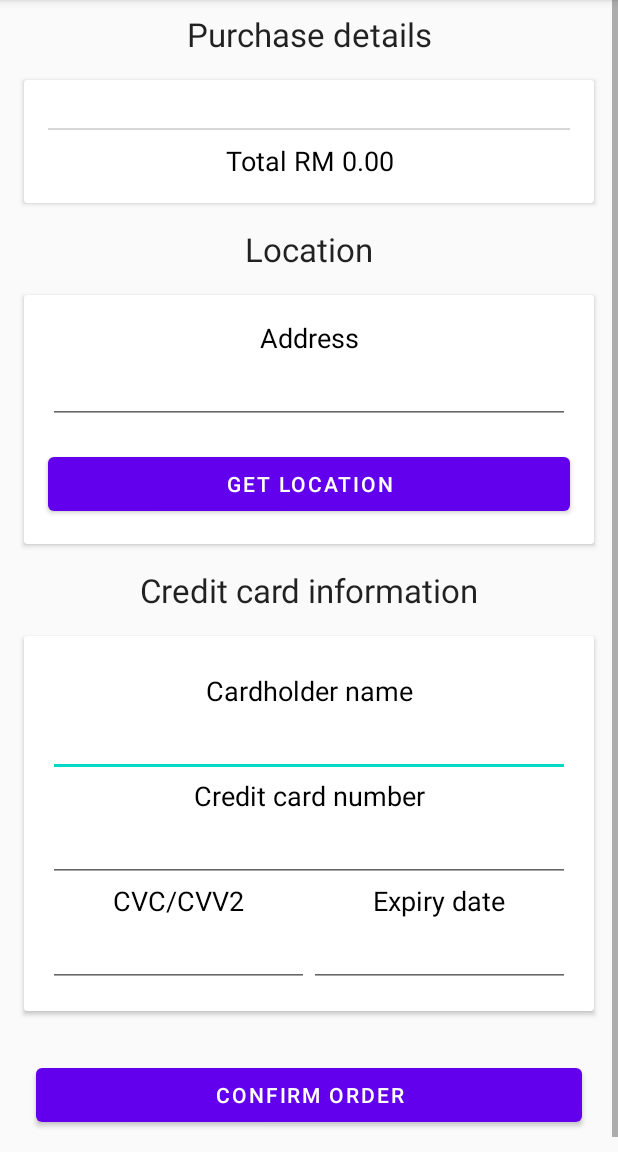
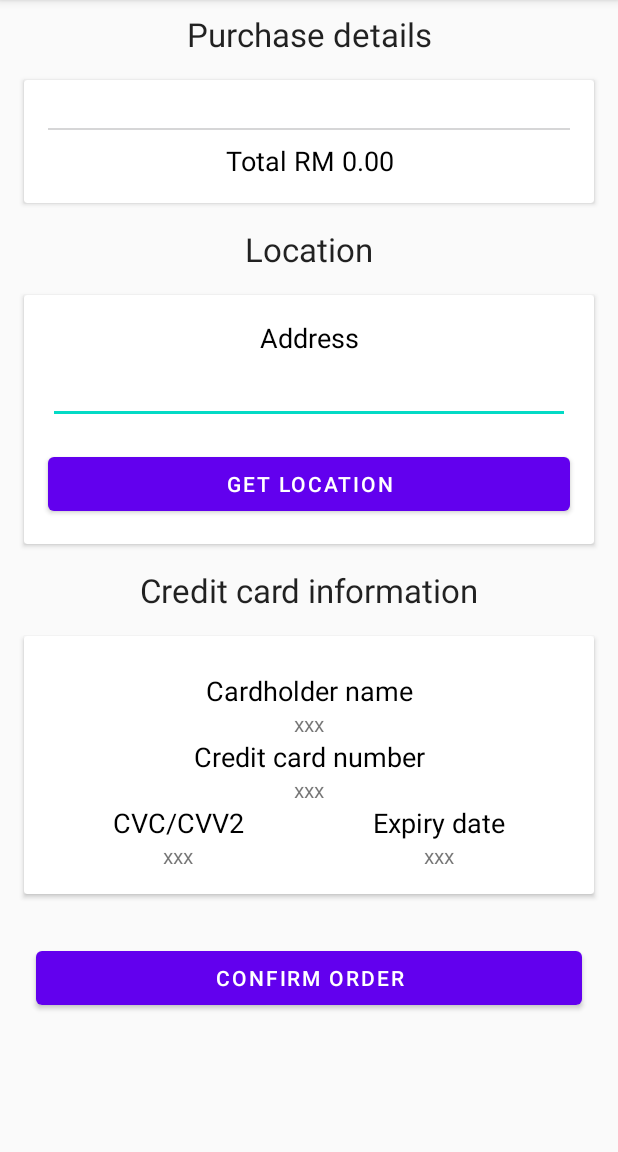
Before and after one commit to RRFdev/PaleoDelights, an Android app: the fragment ProcessPaymentFragment shown on its own in the app's theme, on a phone screen of 412 x 824 dp, the part 84-1236 px from its top. Run offline under Robolectric (Android 15) with nearby library versions, the phone set to English and light mode, and no system bars; our stand-ins replace Firebase (no records; nobody signed in at launch, a user with empty details on screens opened directly); Roboto replaces fonts that are not available here; 6 statements that could not run were skipped.

Commit message:
fixing some bugs
Signed-off-by: Rinor <rinorramlifreelance@gmail.com>

```diff
--- a/app/src/main/java/com/rrdsolutions/paleodelights/ui/processpayment/ProcessPaymentFragment.kt
+++ b/app/src/main/java/com/rrdsolutions/paleodelights/ui/processpayment/ProcessPaymentFragment.kt
@@ -57,7 +57,7 @@ class ProcessPaymentFragment : Fragment() {
         super.onViewCreated(view, savedInstanceState)
 
         getActivity()?.findViewById<androidx.constraintlayout.widget.ConstraintLayout>(R.id.loadingscreenmain2)?.visibility =
-            View.INVISIBLE
+            View.GONE
 
         vm.menu = MenuModel.menu
 
@@ -66,7 +66,8 @@ class ProcessPaymentFragment : Fragment() {
         buildPurchaseDetails(vm.menu.appetizermenu)
         buildPurchaseTotal()
 
-        val fromGetAdressFragment = activity?.getSharedPreferences("address", 0)?.getString("address", "")
+        val fromGetAdressFragment = activity?.getPreferences( 0)?.getString("address", "").toString()
+        Log.d("_pptest", "address = $fromGetAdressFragment")
         edt_address.setText(fromGetAdressFragment)
 
         locationbutton.setOnClickListener {
@@ -128,6 +129,13 @@ class ProcessPaymentFragment : Fragment() {
             }
 
         }
+    }
+
+    override fun onResume(){
+        super.onResume()
+        val fromGetAdressFragment = activity?.getPreferences( 0)?.getString("address", "").toString()
+        Log.d("_pptest", "address = $fromGetAdressFragment")
+        edt_address.setText(fromGetAdressFragment)
     }
 
     @SuppressLint("SetTextI18n")
--- a/app/src/main/java/com/rrdsolutions/paleodelights/ui/processpayment/ProcessPaymentViewModel.kt
+++ b/app/src/main/java/com/rrdsolutions/paleodelights/ui/processpayment/ProcessPaymentViewModel.kt
@@ -58,7 +58,8 @@ class ProcessPaymentViewModel: ViewModel() {
                         "eta" to eta,
                         "itemlist" to itemlist,
                         "address" to address,
-                        "status" to "IN PROGRESS"
+                        "status" to "IN PROGRESS",
+                        "rider" to ""
                     )
 
                     db.document(number).set(order)
--- a/app/src/main/res/layout/fragment_getaddress.xml
+++ b/app/src/main/res/layout/fragment_getaddress.xml
@@ -22,7 +22,8 @@
         android:layout_marginRight="24dp"
         android:ems="10"
         android:gravity="center_horizontal"
-        android:inputType="textPersonName" />
+        android:inputType="textPersonName"
+        android:textColor="@color/md_disabled_text_light_theme" />
 
     <Button
         android:id="@+id/btn"
--- a/app/src/main/res/layout/fragment_processpayment.xml
+++ b/app/src/main/res/layout/fragment_processpayment.xml
@@ -8,7 +8,8 @@
     <LinearLayout
         android:layout_width="match_parent"
         android:layout_height="match_parent"
-        android:orientation="vertical">
+        android:orientation="vertical"
+        android:visibility="visible">
 
 
         <TextView
@@ -77,7 +78,7 @@
                     android:ems="10"
                     android:gravity="center_horizontal"
                     android:inputType="textPersonName"
-                    android:text="someaddress" />
+                    android:textColor="@color/md_disabled_text_light_theme" />
 
                 <Button
                     android:id="@+id/locationbutton"
@@ -118,12 +119,12 @@
                     android:textAppearance="@style/TextAppearance.AppCompat.Medium"
                     android:textColor="@android:color/black" />
 
-                <EditText
-                    android:id="@+id/cardholdername"
+                <TextView
+                    android:id="@+id/textView3"
                     android:layout_width="match_parent"
                     android:layout_height="wrap_content"
-                    android:ems="10"
-                    android:inputType="textPersonName" />
+                    android:gravity="center"
+                    android:text="xxx" />
 
                 <TextView
                     android:id="@+id/textView17"
@@ -134,12 +135,12 @@
                     android:textAppearance="@style/TextAppearance.AppCompat.Medium"
                     android:textColor="@android:color/black" />
 
-                <EditText
-                    android:id="@+id/creditcardnumber"
+                <TextView
+                    android:id="@+id/textView4"
                     android:layout_width="match_parent"
                     android:layout_height="wrap_content"
-                    android:ems="10"
-                    android:inputType="textPersonName" />
+                    android:gravity="center"
+                    android:text="xxx" />
 
                 <LinearLayout
                     android:layout_width="match_parent"
@@ -164,13 +165,14 @@
                             android:textAppearance="@style/TextAppearance.AppCompat.Medium"
                             android:textColor="@android:color/black" />
 
-                        <EditText
-                            android:id="@+id/cvc"
+                        <TextView
+                            android:id="@+id/textView6"
                             android:layout_width="match_parent"
                             android:layout_height="wrap_content"
                             android:layout_weight="1"
-                            android:ems="10"
-                            android:inputType="numberPassword" />
+                            android:gravity="center"
+                            android:text="xxx" />
+
                     </LinearLayout>
 
                     <LinearLayout
@@ -189,13 +191,13 @@
                             android:textAppearance="@style/TextAppearance.AppCompat.Medium"
                             android:textColor="@android:color/black" />
 
-                        <EditText
-                            android:id="@+id/expiry"
+                        <TextView
+                            android:id="@+id/textView8"
                             android:layout_width="match_parent"
                             android:layout_height="wrap_content"
                             android:layout_weight="1"
-                            android:ems="10"
-                            android:inputType="datetime" />
+                            android:gravity="center"
+                            android:text="xxx" />
 
                     </LinearLayout>
 
--- a/app/src/main/res/layout/menuitempurchased.xml
+++ b/app/src/main/res/layout/menuitempurchased.xml
@@ -16,8 +16,7 @@
         android:layout_height="wrap_content"
         android:layout_weight="1"
         android:text="chicken"
-        android:textAppearance="@style/TextAppearance.AppCompat.Small"
-        android:textColor="#000000" />
+        android:textAppearance="@style/TextAppearance.AppCompat.Small" />
 
     <TextView
         android:id="@+id/itemprice"
@@ -26,6 +25,5 @@
         android:layout_weight="1"
         android:gravity="right"
         android:text=" = RM 100"
-        android:textAppearance="@style/TextAppearance.AppCompat.Small"
-        android:textColor="#000000" />
+        android:textAppearance="@style/TextAppearance.AppCompat.Small" />
 </LinearLayout>
--- a/app/src/main/res/navigation/mobile_navigation.xml
+++ b/app/src/main/res/navigation/mobile_navigation.xml
@@ -9,6 +9,7 @@
         android:id="@+id/nav_menu"
         android:name="com.rrdsolutions.paleodelights.ui.menuitems.MenuFragment"
         android:label="Menu"
+
         tools:layout="@layout/fragment_menu" />
 
     <fragment
```
Also changed, not shown: app/src/main/java/com/rrdsolutions/paleodelights/Tests.kt (deleted, +0 -34 lines), app/src/main/java/com/rrdsolutions/paleodelights/ui/getaddress/GetAddressFragment.kt (+9 -3 lines).
